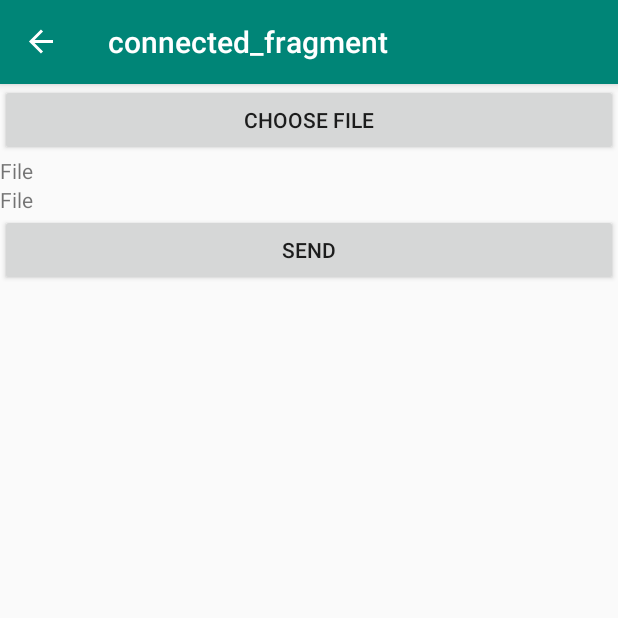
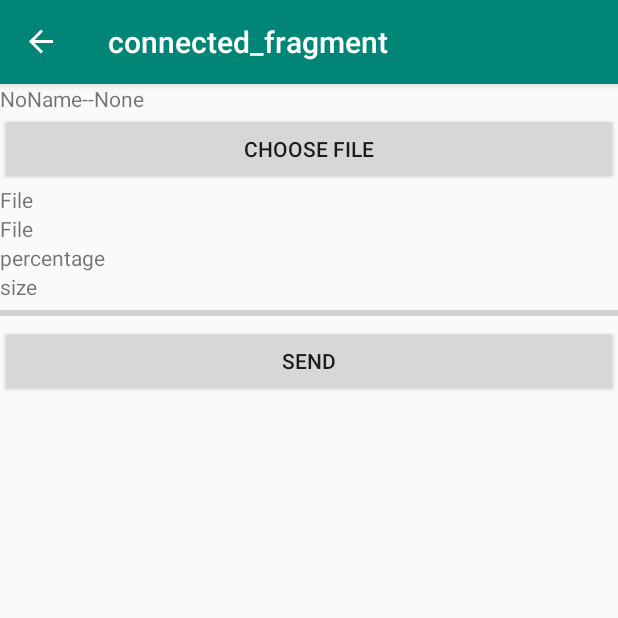
Before and after one commit to suveb/SendLite, an Android app: the ConnectedFragment screen opened through its navigation route, on a phone screen of 412 x 824 dp, the top half of it. Run offline under Robolectric (Android 15) with nearby library versions, the phone set to English and light mode, and no system bars; our stand-ins replace navigation-ui; libraries missing offline, so code that uses them is left out: org.kodein.di; network calls fail; 5 statements that could not run were skipped.

Commit message:
Progress Added

```diff
--- a/app/build.gradle
+++ b/app/build.gradle
@@ -67,11 +67,6 @@ dependencies {
     implementation 'androidx.lifecycle:lifecycle-viewmodel-ktx:2.1.0'
 
     // Navigation
-//    implementation "android.arch.navigation:navigation-fragment:1.0.0"
-//    implementation "android.arch.navigation:navigation-ui:1.0.0"
-//    implementation "android.arch.navigation:navigation-fragment-ktx:1.0.0"
-//    implementation "android.arch.navigation:navigation-ui-ktx:1.0.0"
-
     implementation "androidx.navigation:navigation-fragment-ktx:2.1.0"
     implementation "androidx.navigation:navigation-ui-ktx:2.1.0"
 }
--- a/app/src/main/java/com/s/sendlite/socket/SenderThread.java
+++ b/app/src/main/java/com/s/sendlite/socket/SenderThread.java
@@ -19,6 +19,7 @@ public class SenderThread extends Thread {
     private Uri uri;
 
     public MutableLiveData<Long> byteSent = new MutableLiveData<>();
+    public long fileSize = 0L;
     public MutableLiveData<String> status = new MutableLiveData<>();
 
     public SenderThread(Context context, Socket socket, Uri uri) {
@@ -48,6 +49,7 @@ public class SenderThread extends Thread {
 
             String name = cursor.getString(cursor.getColumnIndex(OpenableColumns.DISPLAY_NAME));
             String size = cursor.getString(cursor.getColumnIndex(OpenableColumns.SIZE));
+            fileSize = Long.parseLong(size);
             dos.writeUTF(size + ":" + name);
 
             status.postValue("Sending:" + name + ":" + size);
--- a/app/src/main/java/com/s/sendlite/ui/ConnectedFragment/ConnectedFragment.kt
+++ b/app/src/main/java/com/s/sendlite/ui/ConnectedFragment/ConnectedFragment.kt
@@ -1,5 +1,6 @@
 package com.s.sendlite.ui.ConnectedFragment
 
+import android.content.Context
 import android.content.Intent
 import android.net.Uri
 import android.os.Bundle
@@ -38,7 +39,7 @@ class ConnectedFragment : Fragment(), KodeinAware {
 
     private lateinit var socket: Socket
     private var fileURI: Uri? = null
-    private lateinit var receiver:ReceiverThread
+    private lateinit var receiver: ReceiverThread
 
     override fun onCreateView(
         inflater: LayoutInflater, container: ViewGroup?,
@@ -50,7 +51,17 @@ class ConnectedFragment : Fragment(), KodeinAware {
     override fun onActivityCreated(savedInstanceState: Bundle?) {
         super.onActivityCreated(savedInstanceState)
 
+        val sharedPref = activity?.getSharedPreferences("local", Context.MODE_PRIVATE)!!
+
         CoroutineScope(Dispatchers.IO).launch {
+
+            withContext(Dispatchers.Main) {
+                connected_text.text = sharedPref.getString(
+                    "DeviceName",
+                    "NoName"
+                ) + "--" + sharedPref.getString("ConnectedTo", "None")
+            }
+
             if (args.hostAddress == "server") {
                 server()
             } else {
@@ -97,10 +108,19 @@ class ConnectedFragment : Fragment(), KodeinAware {
         receiver.start()
         receiver.bytesReceived.observe(this, Observer {
             bytes_text.text = it.toString()
+            size_text.text = viewModel.sizeReceived(it)
+            if (receiver.fileSize != 0L) {
+                viewModel.calculatePercentage(receiver.fileSize, it).run {
+                    percentage_text.text = this.toString()
+                    progress_bar.progress = this
+                }
+            }
         })
 
         receiver.status.observe(this, Observer {
             status_text.text = it
+            if(it.contains("Complete"))
+                progress_bar.progress = 100
         })
     }
 
@@ -113,10 +133,19 @@ class ConnectedFragment : Fragment(), KodeinAware {
         senderThread.start()
         senderThread.byteSent.observe(this, Observer {
             bytes_text.text = it.toString()
+            size_text.text = viewModel.sizeReceived(it)
+            if (senderThread.fileSize != 0L) {
+                viewModel.calculatePercentage(senderThread.fileSize, it).run {
+                    percentage_text.text = this.toString()
+                    progress_bar.progress = this
+                }
+            }
         })
 
         senderThread.status.observe(this, Observer {
             status_text.text = it
+            if(it.contains("Complete"))
+                progress_bar.progress = 100
         })
     }
 
--- a/app/src/main/res/layout/connected_fragment.xml
+++ b/app/src/main/res/layout/connected_fragment.xml
@@ -9,6 +9,12 @@
         android:layout_width="match_parent"
         android:layout_height="match_parent"
         android:orientation="vertical">
+
+        <TextView
+            android:id="@+id/connected_text"
+            android:layout_width="match_parent"
+            android:layout_height="wrap_content"
+            android:text="Connected" />
 
         <Button
             android:id="@+id/btn_choose"
@@ -28,6 +34,27 @@
             android:layout_height="wrap_content"
             android:text="File" />
 
+        <TextView
+            android:id="@+id/percentage_text"
+            android:layout_width="match_parent"
+            android:layout_height="wrap_content"
+            android:text="percentage" />
+
+        <TextView
+            android:id="@+id/size_text"
+            android:layout_width="match_parent"
+            android:layout_height="wrap_content"
+            android:text="size" />
+
+        <ProgressBar
+            android:id="@+id/progress_bar"
+            style="?android:attr/progressBarStyleHorizontal"
+            android:layout_width="match_parent"
+            android:layout_height="wrap_content"
+            android:max="100"
+            android:progress="0"
+            android:indeterminate="false" />
+
         <Button
             android:id="@+id/btn_send"
             android:layout_width="match_parent"
```
Also changed, not shown: app/src/main/java/com/s/sendlite/WifiDirectBroadcastReceiver.kt (+12 -4 lines), app/src/main/java/com/s/sendlite/socket/ReceiverThread.java (+47 -17 lines), app/src/main/java/com/s/sendlite/ui/AvailableDeviceFragment/AvailableDeviceFragment.kt (+6 -4 lines), app/src/main/java/com/s/sendlite/ui/ConnectedFragment/ConnectedViewModel.kt (+11 -0 lines), 1 other file.
